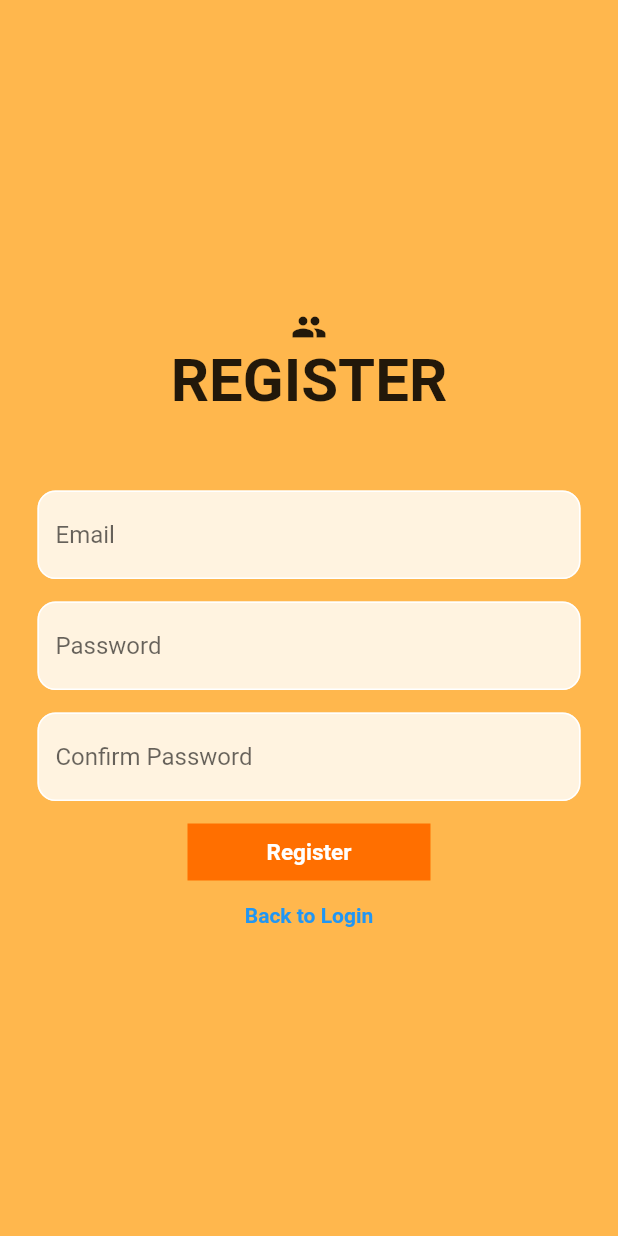
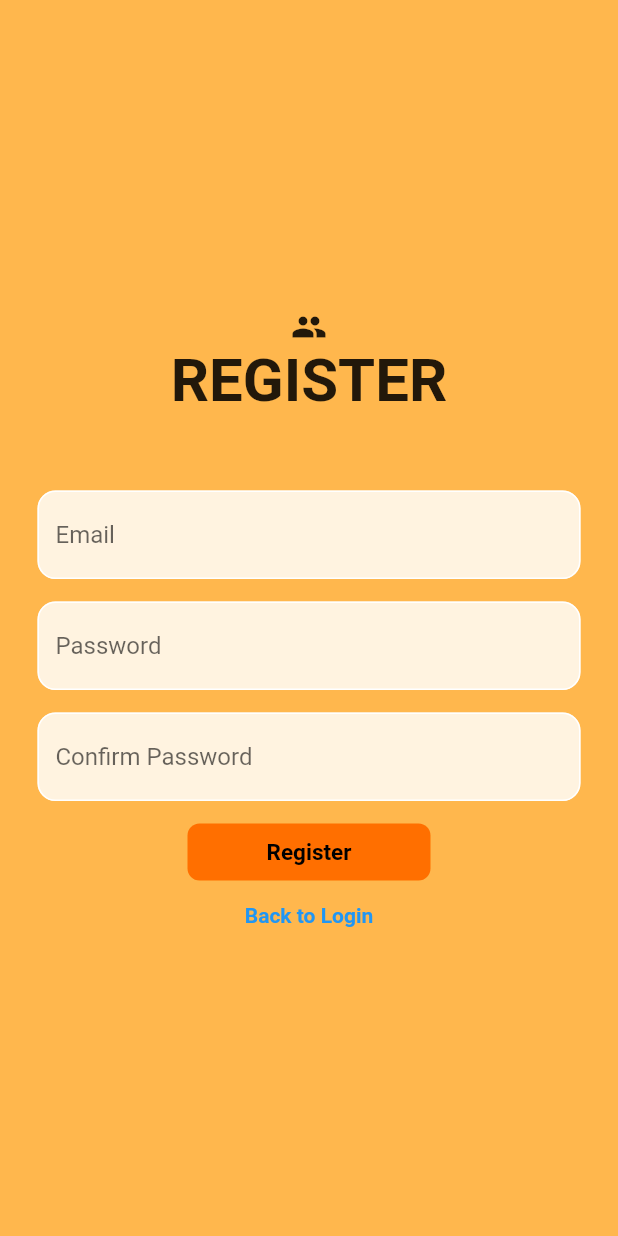
Before and after one commit to Tony-Ton3/Listify, a Flutter app: the screen it shows after launch, after a tap on "click here", on a phone screen of 412 x 824 dp. Run offline on Flutter 3.47's test engine with Material 2 defaults, Android fonts, the phone set to English and light mode, and no system bars; our stand-ins replace cloud_firestore, firebase_auth, firebase_core, firebase_storage, image_picker; accounts and stored records are empty.

Commit message:
UI clean up

```diff
--- a/lib/main.dart
+++ b/lib/main.dart
@@ -25,7 +25,7 @@ class MyApp extends StatelessWidget {
       debugShowCheckedModeBanner: false,
       theme: theme.copyWith(
         colorScheme: theme.colorScheme.copyWith(
-          primary: Colors.orange,
+          primary: Colors.blueAccent,
         ),
       ),
     );
--- a/lib/pages/forgot_pswd_page.dart
+++ b/lib/pages/forgot_pswd_page.dart
@@ -80,7 +80,7 @@ class _ForgotPasswordPageState extends State<ForgotPasswordPage> {
                   borderRadius: BorderRadius.circular(12),
                 ),
                 focusedBorder: OutlineInputBorder(
-                  borderSide: const BorderSide(color: Colors.black),
+                  borderSide: const BorderSide(color: Colors.blue),
                   borderRadius: BorderRadius.circular(12),
                 ),
                 hintText: 'Email',
@@ -104,7 +104,7 @@ class _ForgotPasswordPageState extends State<ForgotPasswordPage> {
                     child: Text(
                       'send reset link',
                       style: TextStyle(
-                        color: Colors.white,
+                        color: Colors.black,
                         fontSize: 15,
                         fontWeight: FontWeight.bold,
                       ),
--- a/lib/pages/login_page.dart
+++ b/lib/pages/login_page.dart
@@ -3,7 +3,7 @@ import 'package:flutter/material.dart';
 import 'forgot_pswd_page.dart';
 
 class LoginPage extends StatefulWidget {
-  //VoidCallback is a function that takes no arguments and returns nothing
+  //VoidCallback is a funciton that returns nothing
   final VoidCallback showRegisterPage;
   const LoginPage({super.key, required this.showRegisterPage});
 
@@ -12,16 +12,13 @@ class LoginPage extends StatefulWidget {
 }
 
 class _LoginPageState extends State<LoginPage> {
-  final _emailController = TextEditingController();
-  final _passwordController = TextEditingController();
+  final _emailController =
+      TextEditingController(); //controller/keyboard for email input
+  final _passwordController =
+      TextEditingController(); //controller/keyboard for password input
   Future signIn() async {
     //loading circle
-    showDialog(
-      context: context,
-      builder: (contex) {
-        return const Center(child: CircularProgressIndicator());
-      },
-    );
+
     //checks if email and password fields are empty first before checking if user exists and the password is valid for that user
     if (_emailController.text.trim().isEmpty) {
       ScaffoldMessenger.of(context).showSnackBar(
@@ -29,7 +26,6 @@ class _LoginPageState extends State<LoginPage> {
             content: Text('Please enter your email'),
             duration: Duration(seconds: 1)),
       );
-      Navigator.of(context).pop();
       return;
     } else if (_passwordController.text.trim().isEmpty) {
       ScaffoldMessenger.of(context).showSnackBar(
@@ -37,30 +33,41 @@ class _LoginPageState extends State<LoginPage> {
             content: Text('Please enter your password'),
             duration: Duration(seconds: 1)),
       );
-      Navigator.of(context).pop();
       return;
     } else {
+      //otherwise both fields are filled check if crediential is correct
       try {
+        //if an exception is generated within try block, catch block would be executed to handle exception
+        showDialog(
+          context: context,
+          builder: (contex) {
+            return const Center(
+                child: CircularProgressIndicator()); //showing circular loading
+          },
+        );
         await FirebaseAuth.instance.signInWithEmailAndPassword(
+          //possible exception
           email: _emailController.text.trim(),
           password: _passwordController.text.trim(),
         );
         Navigator.of(context).pop();
       } on FirebaseAuthException catch (e) {
         if (e.code == 'user-not-found') {
+          //if email is NOT in firebase
           ScaffoldMessenger.of(context).showSnackBar(
             const SnackBar(
                 content: Text('No user found for that email.'),
                 duration: Duration(seconds: 1)),
           );
-          Navigator.of(context).pop();
+          Navigator.of(context).pop(); //ending circular loading
         } else if (e.code == 'wrong-password') {
+          //if password is wrong and email IS in firebase
           ScaffoldMessenger.of(context).showSnackBar(
             const SnackBar(
                 content: Text('Wrong password provided for that user.'),
                 duration: Duration(seconds: 1)),
           );
-          Navigator.of(context).pop();
+          Navigator.of(context).pop(); //ending circular loading
         }
       }
     }
@@ -68,6 +75,7 @@ class _LoginPageState extends State<LoginPage> {
 
   @override
   void dispose() {
+    //to avoid memory leadks
     _emailController.dispose();
     _passwordController.dispose();
     super.dispose();
@@ -76,13 +84,14 @@ class _LoginPageState extends State<LoginPage> {
   @override
   Widget build(BuildContext context) {
     return Scaffold(
-      backgroundColor: Colors.orange[300],
+      backgroundColor: Colors.orange[100],
       body: SafeArea(
         child: Center(
           child: Column(
             mainAxisAlignment: MainAxisAlignment.center,
             children: [
               Row(
+                //formatting icons to be part of the title
                 children: const [
                   SizedBox(width: 118),
                   Icon(
@@ -98,26 +107,29 @@ class _LoginPageState extends State<LoginPage> {
               ),
               //into text
               const Text(
-                'L I S T I F Y',
+                'L I S T I F Y', //project name
                 style: TextStyle(
-                  fontWeight: FontWeight.bold,
-                  fontSize: 40,
-                  fontFamily: 'Times', // replace with your desired font family
-                  decoration: TextDecoration.underline,
-                  color: Colors.white, // replace with your desired color
-                ),
+                    fontWeight: FontWeight.bold,
+                    fontSize: 40,
+                    fontFamily:
+                        'Times', // replace with your desired font family
+                    decoration: TextDecoration.underline,
+                    color: Colors.blue // replace with your desired color
+                    ),
               ),
               const SizedBox(height: 50),
               Padding(
-                padding: const EdgeInsets.symmetric(horizontal: 25),
+                padding: const EdgeInsets.symmetric(horizontal: 30),
                 child: TextField(
                   decoration: InputDecoration(
                     enabledBorder: OutlineInputBorder(
+                      //not clicked
                       borderSide: const BorderSide(color: Colors.white),
                       borderRadius: BorderRadius.circular(12),
                     ),
                     focusedBorder: OutlineInputBorder(
-                      borderSide: const BorderSide(color: Colors.black),
+                      //clicked
+                      borderSide: const BorderSide(color: Colors.blue),
                       borderRadius: BorderRadius.circular(12),
                     ),
                     hintText: 'Email',
@@ -129,7 +141,7 @@ class _LoginPageState extends State<LoginPage> {
               ),
               const SizedBox(height: 15),
               Padding(
-                padding: const EdgeInsets.symmetric(horizontal: 25),
+                padding: const EdgeInsets.symmetric(horizontal: 30),
                 child: TextField(
                   decoration: InputDecoration(
                     enabledBorder: OutlineInputBorder(
@@ -137,7 +149,7 @@ class _LoginPageState extends State<LoginPage> {
                       borderRadius: BorderRadius.circular(12),
                     ),
                     focusedBorder: OutlineInputBorder(
-                      borderSide: const BorderSide(color: Colors.black),
+                      borderSide: const BorderSide(color: Colors.blue),
                       borderRadius: BorderRadius.circular(12),
                     ),
                     hintText: 'Password',
@@ -189,7 +201,7 @@ class _LoginPageState extends State<LoginPage> {
                         child: Text(
                           'Sign-in',
                           style: TextStyle(
-                            color: Colors.white,
+                            color: Colors.black,
                             fontSize: 15,
                             fontWeight: FontWeight.bold,
                           ),
--- a/lib/pages/register_page.dart
+++ b/lib/pages/register_page.dart
@@ -117,7 +117,7 @@ class _RegisterPageState extends State<RegisterPage> {
                       borderRadius: BorderRadius.circular(12),
                     ),
                     focusedBorder: OutlineInputBorder(
-                      borderSide: const BorderSide(color: Colors.black),
+                      borderSide: const BorderSide(color: Colors.blue),
                       borderRadius: BorderRadius.circular(12),
                     ),
                     hintText: 'Email',
@@ -137,7 +137,7 @@ class _RegisterPageState extends State<RegisterPage> {
                       borderRadius: BorderRadius.circular(12),
                     ),
                     focusedBorder: OutlineInputBorder(
-                      borderSide: const BorderSide(color: Colors.black),
+                      borderSide: const BorderSide(color: Colors.blue),
                       borderRadius: BorderRadius.circular(12),
                     ),
                     hintText: 'Password',
@@ -158,7 +158,7 @@ class _RegisterPageState extends State<RegisterPage> {
                       borderRadius: BorderRadius.circular(12),
                     ),
                     focusedBorder: OutlineInputBorder(
-                      borderSide: const BorderSide(color: Colors.black),
+                      borderSide: const BorderSide(color: Colors.blue),
                       borderRadius: BorderRadius.circular(12),
                     ),
                     hintText: 'Confirm Password',
@@ -174,6 +174,7 @@ class _RegisterPageState extends State<RegisterPage> {
                 padding: const EdgeInsets.symmetric(horizontal: 125),
                 child: Material(
                   color: Colors.amber[900],
+                  borderRadius: BorderRadius.circular(8),
                   child: InkWell(
                     onTap: signUp,
                     child: Container(
@@ -182,7 +183,7 @@ class _RegisterPageState extends State<RegisterPage> {
                         child: Text(
                           'Register',
                           style: TextStyle(
-                            color: Colors.white,
+                            color: Colors.black,
                             fontSize: 15,
                             fontWeight: FontWeight.bold,
                           ),
--- a/pubspec.yaml
+++ b/pubspec.yaml
@@ -40,6 +40,7 @@ dependencies:
   firebase_storage: ^11.1.0
   image_picker: ^0.8.7+1
   cloud_firestore: ^4.5.0
+  intl: ^0.17.0
 
 dev_dependencies:
   flutter_test:
```
Also changed, not shown: lib/pages/add.dart (+16 -10 lines), lib/pages/home_page.dart (+22 -8 lines), pubspec.lock.
